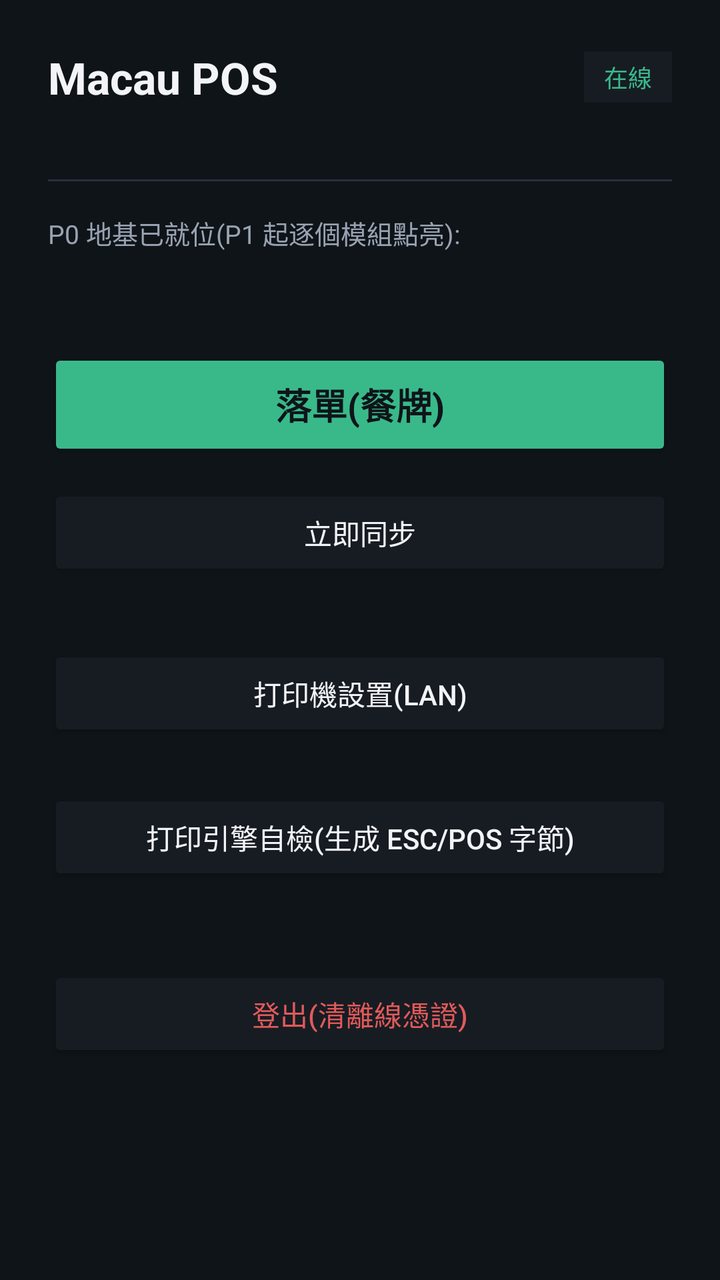
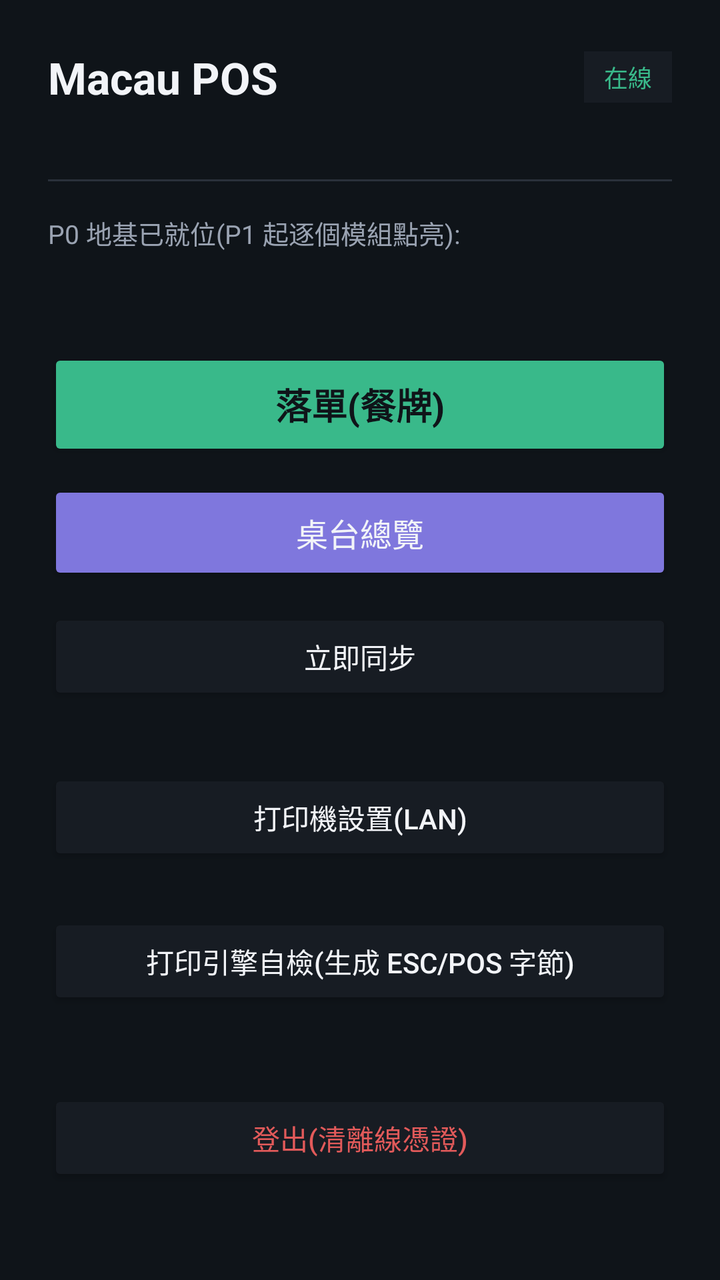

Screens rendered from an Android XML layout before and after an edit, with the pre-edit source and the edit as a unified diff.
<!-- AndroidManifest.xml: application theme Theme.MacauposNative -->
<!-- res/layout/activity_home.xml -->
<?xml version="1.0" encoding="utf-8"?>
<LinearLayout xmlns:android="http://schemas.android.com/apk/res/android"
    android:layout_width="match_parent"
    android:layout_height="match_parent"
    android:orientation="vertical"
    android:background="@color/brand_bg"
    android:padding="24dp">

    <LinearLayout
        android:layout_width="match_parent"
        android:layout_height="wrap_content"
        android:orientation="horizontal"
        android:gravity="center_vertical">

        <TextView
            android:id="@+id/txtStoreName"
            android:layout_width="0dp"
            android:layout_height="wrap_content"
            android:layout_weight="1"
            android:text="@string/home_title"
            android:textColor="@color/text_primary"
            android:textSize="22sp"
            android:textStyle="bold" />

        <TextView
            android:id="@+id/txtOffline"
            android:layout_width="wrap_content"
            android:layout_height="wrap_content"
            android:background="@color/brand_surface"
            android:paddingHorizontal="10dp"
            android:paddingVertical="4dp"
            android:text="在線"
            android:textColor="@color/ok_green"
            android:textSize="12sp" />
    </LinearLayout>

    <TextView
        android:id="@+id/txtMeta"
        android:layout_width="match_parent"
        android:layout_height="wrap_content"
        android:layout_marginTop="4dp"
        android:textColor="@color/text_secondary"
        android:textSize="12sp" />

    <View
        android:layout_width="match_parent"
        android:layout_height="1dp"
        android:layout_marginVertical="16dp"
        android:background="#2A313B" />

    <ScrollView
        android:layout_width="match_parent"
        android:layout_height="0dp"
        android:layout_weight="1">

        <LinearLayout
            android:layout_width="match_parent"
            android:layout_height="wrap_content"
            android:orientation="vertical">

            <TextView
                android:layout_width="match_parent"
                android:layout_height="wrap_content"
                android:text="P0 地基已就位(P1 起逐個模組點亮):"
                android:textColor="@color/text_secondary"
                android:textSize="13sp"
                android:layout_marginBottom="12dp" />

            <TextView
                android:id="@+id/txtModules"
                android:layout_width="match_parent"
                android:layout_height="wrap_content"
                android:lineSpacingExtra="6dp"
                android:textColor="@color/text_primary"
                android:textSize="15sp" />

            <Button
                android:id="@+id/btnOrder"
                android:layout_width="match_parent"
                android:layout_height="56dp"
                android:layout_marginTop="16dp"
                android:backgroundTint="@color/ok_green"
                android:text="落單(餐牌)"
                android:textColor="@color/brand_bg"
                android:textSize="18sp"
                android:textStyle="bold" />

            <Button
                android:id="@+id/btnSync"
                android:layout_width="match_parent"
                android:layout_height="48dp"
                android:layout_marginTop="12dp"
                android:backgroundTint="@color/brand_surface"
                android:text="立即同步"
                android:textColor="@color/text_primary" />

            <TextView
                android:id="@+id/txtSyncState"
                android:layout_width="match_parent"
                android:layout_height="wrap_content"
                android:layout_marginTop="4dp"
                android:textColor="@color/text_secondary"
                android:textSize="12sp" />

            <Button
                android:id="@+id/btnPrinter"
                android:layout_width="match_parent"
                android:layout_height="48dp"
                android:layout_marginTop="12dp"
                android:backgroundTint="@color/brand_surface"
                android:text="打印機設置(LAN)"
                android:textColor="@color/text_primary" />

            <Button
                android:id="@+id/btnSelfTest"
                android:layout_width="match_parent"
                android:layout_height="48dp"
                android:layout_marginTop="24dp"
                android:backgroundTint="@color/brand_surface"
                android:text="打印引擎自檢(生成 ESC/POS 字節)"
                android:textColor="@color/text_primary" />

            <TextView
                android:id="@+id/txtSelfTest"
                android:layout_width="match_parent"
                android:layout_height="wrap_content"
                android:layout_marginTop="8dp"
                android:fontFamily="monospace"
                android:textColor="@color/text_secondary"
                android:textSize="12sp" />

            <Button
                android:id="@+id/btnLogout"
                android:layout_width="match_parent"
                android:layout_height="48dp"
                android:layout_marginTop="16dp"
                android:backgroundTint="@color/brand_surface"
                android:text="登出(清離線憑證)"
                android:textColor="@color/warn_red" />
        </LinearLayout>
    </ScrollView>
</LinearLayout>
<!-- resources referenced by this layout -->
<resources>
  <color name="brand_bg">#0F1419</color>
  <color name="brand_surface">#171C23</color>
  <color name="ok_green">#39B98A</color>
  <color name="text_primary">#F2F4F8</color>
  <color name="text_secondary">#9AA3B2</color>
  <color name="warn_red">#E25A5A</color>
  <string name="home_title">Macau POS</string>
  <style name="Theme.MacauposNative" parent="android:Theme.Material.NoActionBar">
          <item name="android:statusBarColor">#0F1419</item>
          <item name="android:navigationBarColor">#0F1419</item>
          <item name="android:windowBackground">#0F1419</item>
          <item name="android:colorAccent">#7F77DD</item>
      </style>
</resources>

<!-- the commit's change to res/layout/activity_home.xml (unified diff, before → after) -->
@@ -86,6 +86,16 @@
                 android:textStyle="bold" />
 
             <Button
+                android:id="@+id/btnTables"
+                android:layout_width="match_parent"
+                android:layout_height="52dp"
+                android:layout_marginTop="10dp"
+                android:backgroundTint="@color/brand_accent"
+                android:text="桌台總覽"
+                android:textColor="@color/text_primary"
+                android:textSize="16sp" />
+
+            <Button
                 android:id="@+id/btnSync"
                 android:layout_width="match_parent"
                 android:layout_height="48dp"
<!-- resource entries referenced after the edit -->
@@ -1,5 +1,6 @@
 <!-- resources referenced by this layout -->
 <resources>
+  <color name="brand_accent">#7F77DD</color>
   <color name="brand_bg">#0F1419</color>
   <color name="brand_surface">#171C23</color>
   <color name="ok_green">#39B98A</color>
